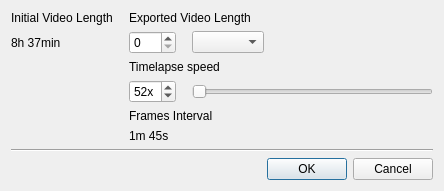
Qt form client/src/ui/dialogs/export_timelapse_dialog.ui (networkoptix/nx_open) before a commit.
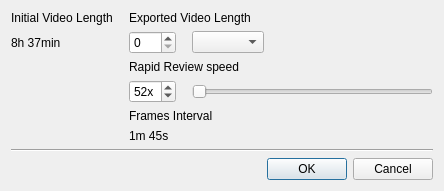
The same form after that commit.

Commit message:
VMS-2903 - timelapse ui in progress
<==== Mercurial data ====>
Branch: time_lapse

Patch:
```diff
--- a/client/src/ui/dialogs/export_timelapse_dialog.ui
+++ b/client/src/ui/dialogs/export_timelapse_dialog.ui
@@ -44,7 +44,7 @@
    <item row="2" column="1" colspan="3">
     <widget class="QLabel" name="speedTitleLabel">
      <property name="text">
-      <string>Timelapse speed</string>
+      <string>Rapid Review speed</string>
      </property>
     </widget>
    </item>
```
Left out of the diff: 2 changed lines with no effect on the pictures. The commit also changes 5 other files.
